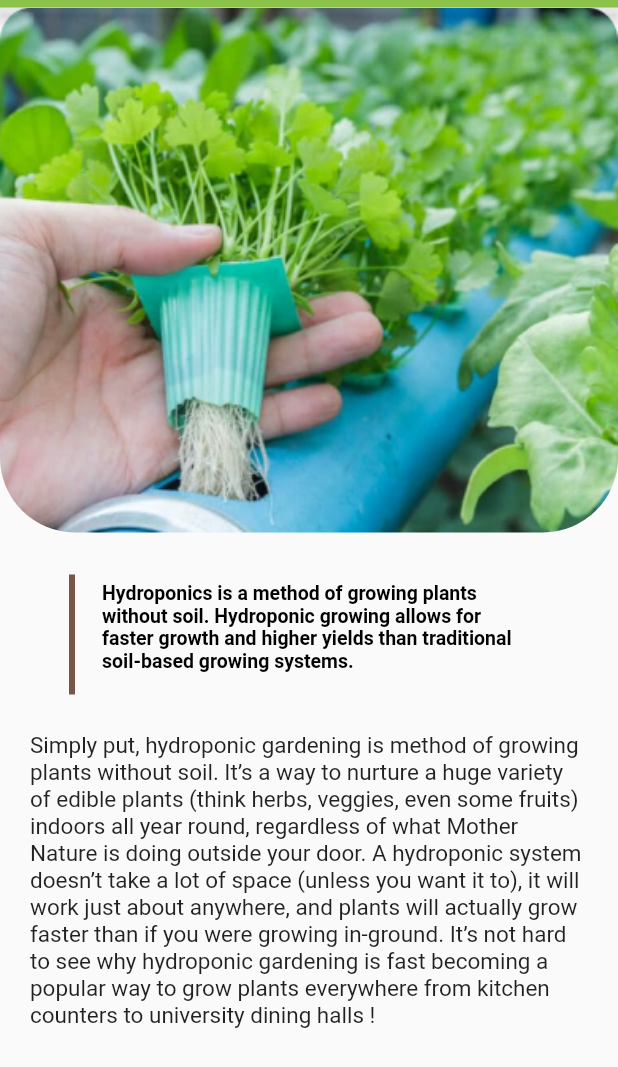
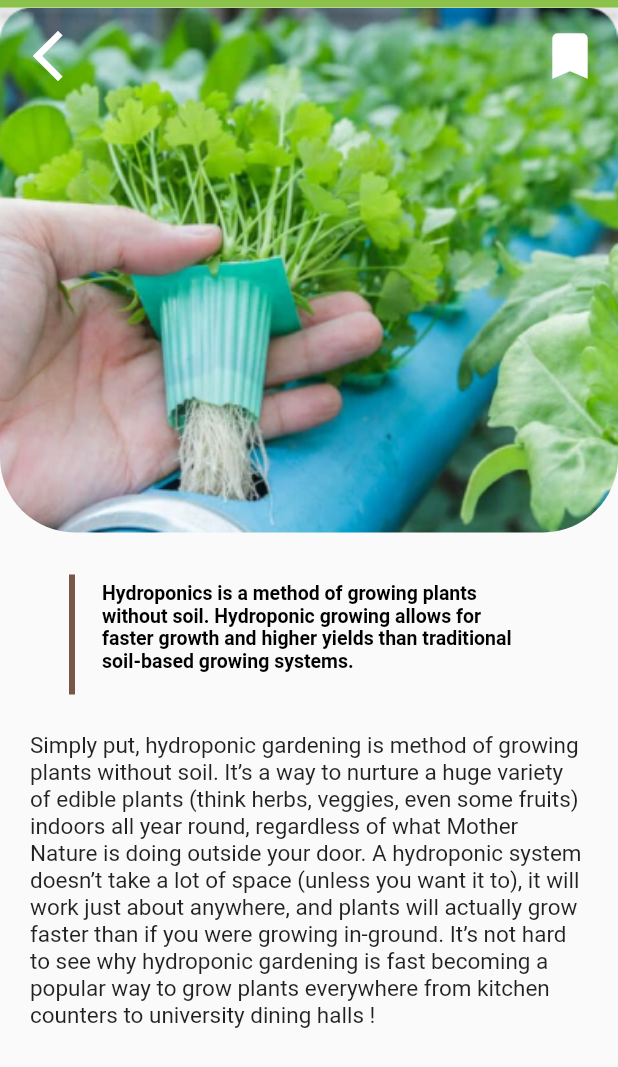
Before and after one commit to isuranga1/Agrihome, a Flutter app: the ArticlePage screen opened directly, on a phone screen of 412 x 824 dp. Shown: the top 1067 px of the screen. Run offline on Flutter 3.47's test engine with Material 2 defaults, Android fonts, the phone set to English and light mode, and no system bars; our stand-ins replace dots_indicator, fluentui_icons, get, google_fonts.

Commit message:
navigate to articles

```diff
--- a/lib/articles.dart
+++ b/lib/articles.dart
@@ -1,6 +1,4 @@
 import 'package:flutter/material.dart';
-
-
 
 class Article extends StatefulWidget {
   const Article({Key? key}) : super(key: key);
@@ -35,6 +33,7 @@ class _ArticlePageState extends State<ArticlePage> {
       body: Container(
         child: Column(
           children: [
+            Stack(children: [
               Container(
                 width: MediaQuery.of(context).size.width,
                 height: 350,
@@ -48,19 +47,42 @@ class _ArticlePageState extends State<ArticlePage> {
                   ),
                 ),
               ),
+              Padding(
+                padding: const EdgeInsets.all(12.0),
+                child: Align(
+                  alignment: Alignment.bottomRight,
+                  child: Icon(
+                    Icons.bookmark,
+                    size: 40,
+                    color: Colors.white,
+                  ),
+                ),
+              ),
+              Padding(
+                padding: const EdgeInsets.all(12.0),
+                child: Align(
+                  alignment: Alignment.bottomLeft,
+                  child: Icon(
+                    Icons.arrow_back_ios_new,
+                    size: 40,
+                    color: Colors.white,
+                  ),
+                ),
+              )
+            ]),
             const SizedBox(
               height: 18,
             ),
             Container(
               height: 80,
-              width:320 ,
-              decoration:const BoxDecoration(
+              width: 320,
+              decoration: const BoxDecoration(
                 //color: Colors.yellow[100],
                 border: Border(
                   left: BorderSide(width: 4.0, color: Colors.brown),
-
-                ),),
-              margin:const EdgeInsets.all(10),
+                ),
+              ),
+              margin: const EdgeInsets.all(10),
               child: const Padding(
                 padding: EdgeInsets.symmetric(horizontal: 18, vertical: 5),
                 child: Text(
@@ -78,7 +100,6 @@ class _ArticlePageState extends State<ArticlePage> {
             ),
             const SizedBox(
               height: 5,
-
             ),
             const Padding(
               padding: EdgeInsets.symmetric(horizontal: 20, vertical: 10),
@@ -93,7 +114,7 @@ class _ArticlePageState extends State<ArticlePage> {
                 'dining halls !',
                 style: TextStyle(fontSize: 15),
               ),
-            )
+            ),
           ],
         ),
       ),
--- a/lib/home_screen_body.dart
+++ b/lib/home_screen_body.dart
@@ -6,6 +6,7 @@ import 'package:dots_indicator/dots_indicator.dart';
 import 'package:flutter/cupertino.dart';
 import 'package:flutter/material.dart';
 import 'package:agrihome/articles.dart';
+
 class HomeScreenBody extends StatefulWidget {
   const HomeScreenBody({Key? key}) : super(key: key);
 
@@ -108,11 +109,13 @@ class _HomeScreenBodyState extends State<HomeScreenBody> {
                       image: AssetImage("assets/imgs/pic1.jpg"))),
             ),
             onTap: () {
-              Navigator.push(
-                  context, MaterialPageRoute(builder: (context) => ArticlePage()));;
+              Navigator.push(context,
+                  MaterialPageRoute(builder: (context) => ArticlePage()));
+              ;
             },
           ),
-          Align(
+          InkWell(
+              child: Align(
                 alignment: Alignment.bottomCenter,
                 child: Container(
                     height: 105,
@@ -158,7 +161,12 @@ class _HomeScreenBodyState extends State<HomeScreenBody> {
                         ],
                       ),
                     )),
-          )
+              ),
+              onTap: () {
+                Navigator.push(context,
+                    MaterialPageRoute(builder: (context) => ArticlePage()));
+                ;
+              })
         ],
       ),
     );
```
Lines whose indentation alone changed are shown as unchanged.
